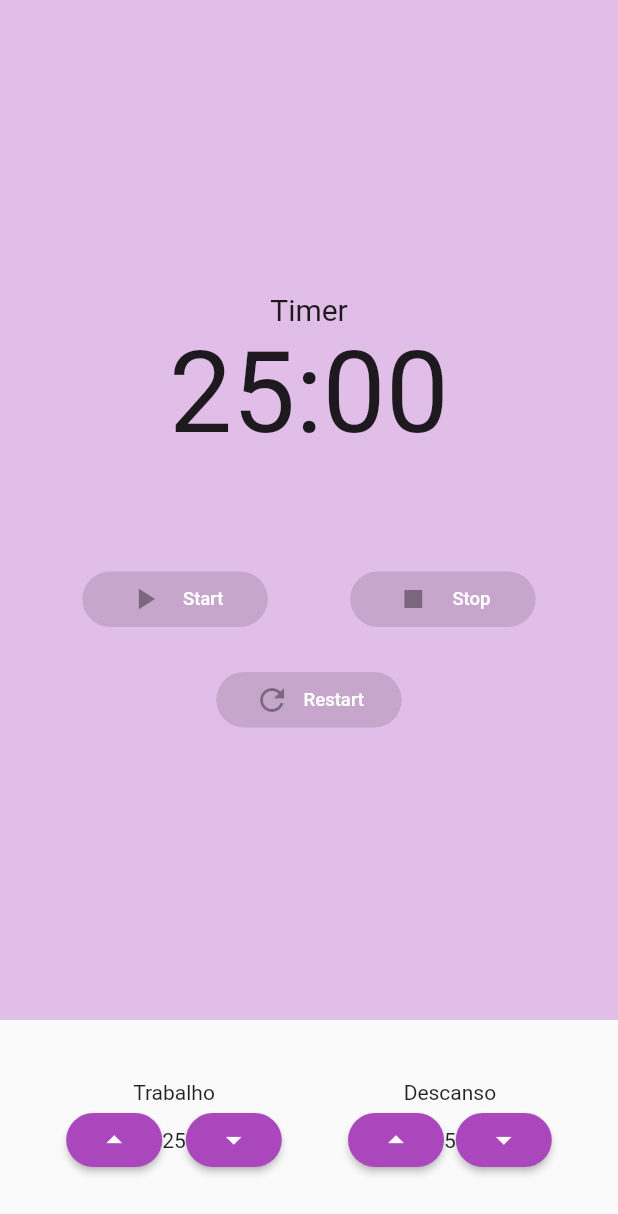
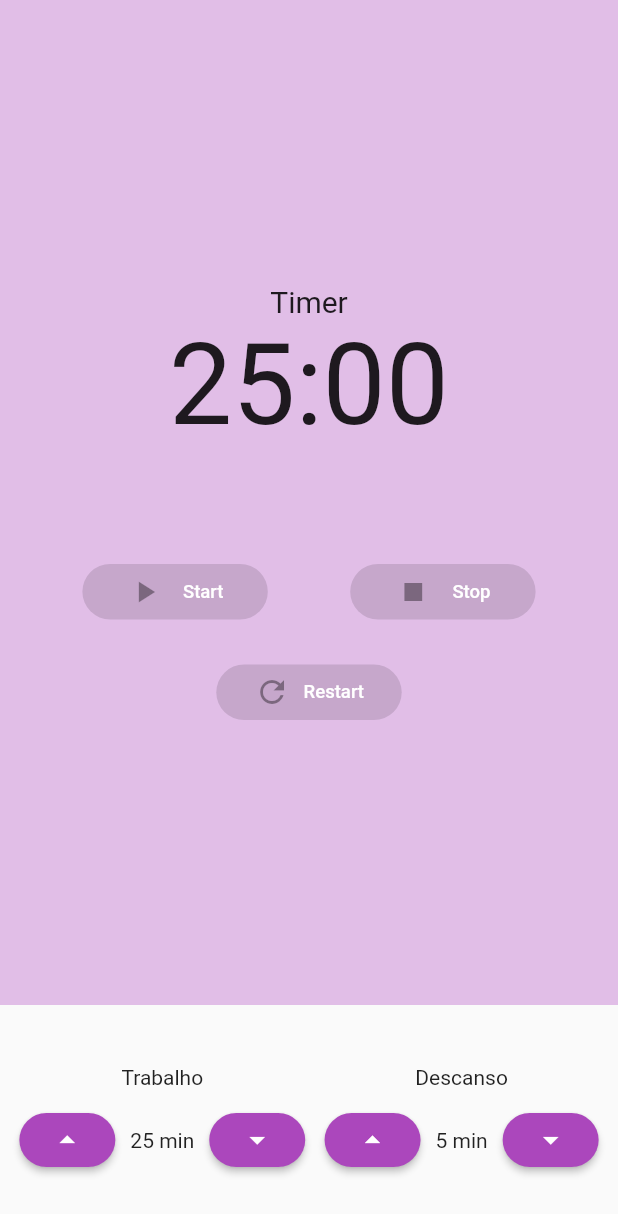
Before and after one commit to lemtd/mobx_project, a Flutter app: the screen it shows after launch, on a phone screen of 412 x 824 dp. Shown: the top 1214 px of the screen. Run offline on Flutter 3.47's test engine with Material 2 defaults, Android fonts, the phone set to English and light mode, and no system bars; our stand-ins replace flutter_mobx, flutter_modular, mobx; generated files the repository leaves out were written again.

Commit message:
Correcting spacement on input time component

```diff
--- a/lib/app/modules/components/input_time.dart
+++ b/lib/app/modules/components/input_time.dart
@@ -22,6 +22,7 @@ class InputTime extends StatelessWidget {
       mainAxisAlignment: MainAxisAlignment.spaceEvenly,
       children: [
         Text(this.alert),
+        SizedBox(height: 10,),
         Row(
           mainAxisAlignment: MainAxisAlignment.spaceEvenly,
           children: [
@@ -37,7 +38,10 @@ class InputTime extends StatelessWidget {
                 primary: Color(0xFFAB47BC),
               ),
             ),
-            Text('${this.initial_time}'),
+            Padding(
+              padding: const EdgeInsets.symmetric(horizontal: 10),
+              child: Text('${this.initial_time} min'),
+            ),
             ElevatedButton(
               onPressed: this.restOrJob
                   ? store.decrementTimeToJob
```
